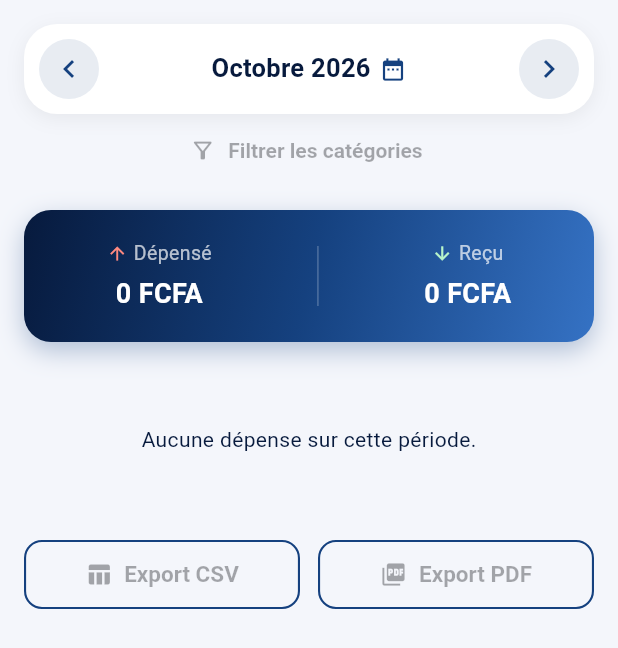
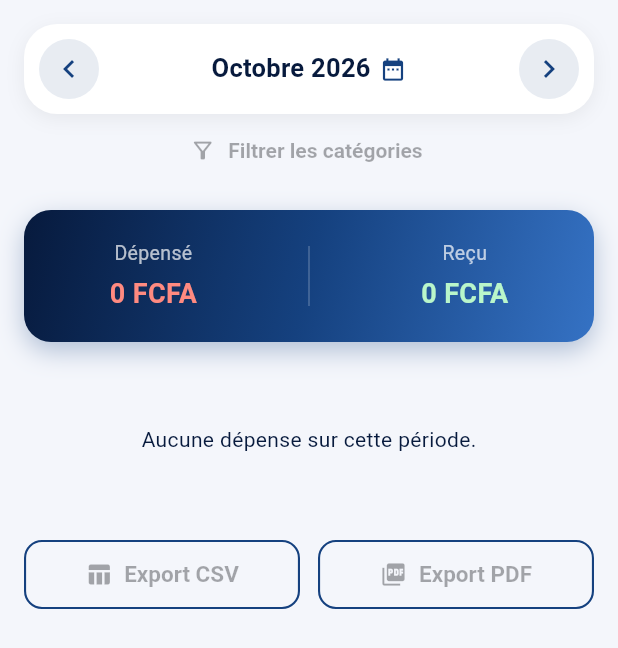
Before and after one commit to lonla01/flutter_cashflow_redesign, a Flutter app: the DashboardScreen widget shown alone on an empty page, opened directly, on a phone screen of 412 x 824 dp. Shown: the top 648 px of the screen. Run offline on Flutter 3.47's test engine with Material 3 defaults, Android fonts, the phone set to English and light mode, and no system bars; our stand-ins replace app_links, connectivity_plus, csv, drift, drift_flutter, file_picker and 6 more; missing offline and left inert: another_telephony, pdfrx; accounts and stored records are empty; generated files the repository leaves out were written again.

Commit message:
Drop up/down arrow icons now that amounts are color-coded
Transaction rows lose their arrow avatar (the checkbox still shows in
selection mode), and the dashboard's spent/received totals lose their
arrows in favor of red and green amounts.

Co-Authored-By: Claude Opus 5.5 <noreply@anthropic.com>

```diff
--- a/lib/screens/dashboard_screen.dart
+++ b/lib/screens/dashboard_screen.dart
@@ -279,9 +279,9 @@ class _DashboardScreenState extends State<DashboardScreen> {
             child: Row(
               mainAxisAlignment: MainAxisAlignment.spaceAround,
               children: [
-                _totalCard('Dépensé', totalDepenses, Icons.arrow_upward, Colors.redAccent.shade100, montantFmt),
+                _totalCard('Dépensé', totalDepenses, Colors.redAccent.shade100, montantFmt),
                 Container(width: 1, height: 40, color: Colors.white24),
-                _totalCard('Reçu', totalEntrees, Icons.arrow_downward, Colors.greenAccent.shade100, montantFmt),
+                _totalCard('Reçu', totalEntrees, Colors.greenAccent.shade100, montantFmt),
               ],
             ),
           ),
@@ -458,21 +458,16 @@ class _DashboardScreenState extends State<DashboardScreen> {
     );
   }
 
-  Widget _totalCard(String label, double montant, IconData icon, Color accent, NumberFormat fmt) {
+  /// [accent] : rouge pour les sorties, vert pour les entrées, comme
+  /// partout ailleurs dans l'app.
+  Widget _totalCard(String label, double montant, Color accent, NumberFormat fmt) {
     return Column(
       children: [
-        Row(
-          mainAxisSize: MainAxisSize.min,
-          children: [
-            Icon(icon, size: 14, color: accent),
-            const SizedBox(width: 4),
-            Text(label, style: const TextStyle(color: Colors.white70, fontSize: 13)),
-          ],
-        ),
+        Text(label, style: const TextStyle(color: Colors.white70, fontSize: 13)),
         const SizedBox(height: 6),
         Text(
           '${fmt.format(montant)} FCFA',
-          style: const TextStyle(color: Colors.white, fontWeight: FontWeight.w700, fontSize: 18),
+          style: TextStyle(color: accent, fontWeight: FontWeight.w700, fontSize: 18),
         ),
       ],
     );
```
Also changed, not shown: lib/widgets/transaction_tile.dart (+3 -8 lines).
